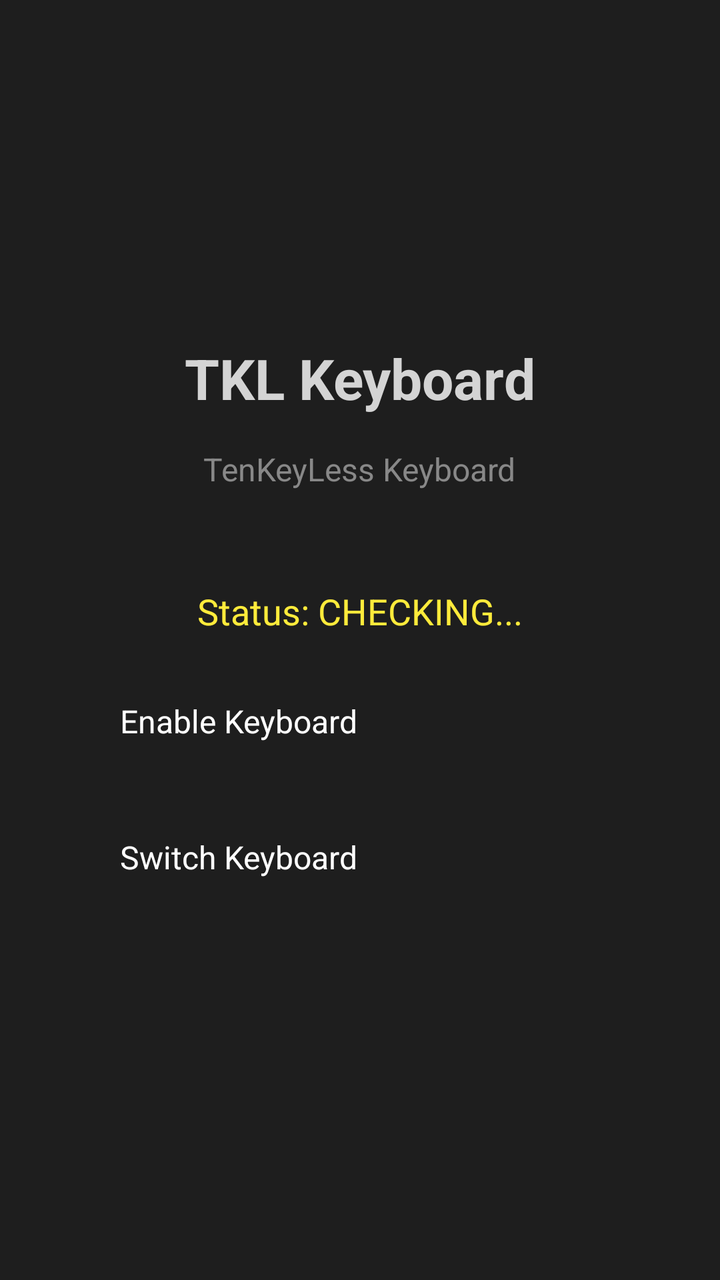
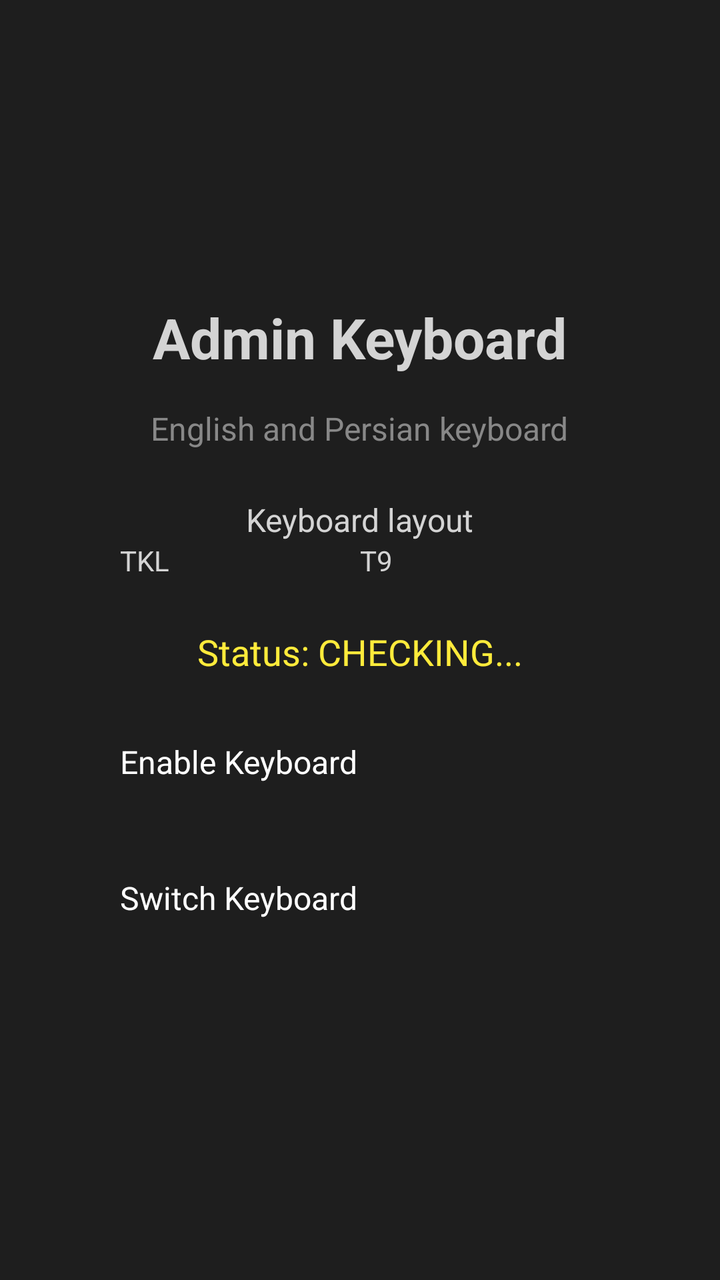

Before-and-after screenshots of an Android layout around one commit, followed by the original layout XML and the change that was made.
<!-- AndroidManifest.xml: activity theme AppTheme -->
<!-- res/layout/activity_settings.xml -->
<?xml version="1.0" encoding="utf-8"?>
<LinearLayout xmlns:android="http://schemas.android.com/apk/res/android"
    android:layout_width="match_parent"
    android:layout_height="match_parent"
    android:orientation="vertical"
    android:gravity="center"
    android:padding="32dp"
    android:background="#1E1E1E">

    <TextView
        android:layout_width="wrap_content"
        android:layout_height="wrap_content"
        android:text="@string/app_name"
        android:textSize="28sp"
        android:textColor="#D4D4D4"
        android:textStyle="bold"
        android:layout_marginBottom="16dp" />

    <TextView
        android:layout_width="wrap_content"
        android:layout_height="wrap_content"
        android:text="TenKeyLess Keyboard"
        android:textSize="16sp"
        android:textColor="#888888"
        android:layout_marginBottom="48dp" />

    <TextView
        android:id="@+id/tv_status"
        android:layout_width="wrap_content"
        android:layout_height="wrap_content"
        android:text="Status: CHECKING..."
        android:textSize="18sp"
        android:textColor="#FFEB3B"
        android:layout_marginBottom="32dp" />

    <Button
        android:id="@+id/btn_enable"
        android:layout_width="240dp"
        android:layout_height="52dp"
        android:text="Enable Keyboard"
        android:textSize="16sp"
        android:backgroundTint="#2196F3"
        android:textColor="#FFFFFF"
        android:layout_marginBottom="16dp" />

    <Button
        android:id="@+id/btn_switch"
        android:layout_width="240dp"
        android:layout_height="52dp"
        android:text="Switch Keyboard"
        android:textSize="16sp"
        android:backgroundTint="#4CAF50"
        android:textColor="#FFFFFF" />

</LinearLayout>
<!-- resources referenced by this layout -->
<resources>
  <string name="app_name">TKL Keyboard</string>
  <style name="AppTheme" parent="android:Theme.Material.Light.NoActionBar">
          <item name="android:colorPrimary">#1E1E1E</item>
          <item name="android:colorPrimaryDark">#121212</item>
          <item name="android:colorAccent">#2196F3</item>
          <item name="android:windowBackground">#1E1E1E</item>
          <item name="android:statusBarColor">#121212</item>
          <item name="android:navigationBarColor">#121212</item>
      </style>
</resources>

<!-- the commit's change to res/layout/activity_settings.xml (unified diff, before → after) -->
@@ -19,10 +19,43 @@
     <TextView
         android:layout_width="wrap_content"
         android:layout_height="wrap_content"
-        android:text="TenKeyLess Keyboard"
+        android:text="English and Persian keyboard"
         android:textSize="16sp"
         android:textColor="#888888"
-        android:layout_marginBottom="48dp" />
+        android:layout_marginBottom="24dp" />
+
+    <TextView
+        android:layout_width="wrap_content"
+        android:layout_height="wrap_content"
+        android:text="Keyboard layout"
+        android:textColor="#D4D4D4"
+        android:textSize="16sp" />
+
+    <RadioGroup
+        android:id="@+id/layout_group"
+        android:layout_width="240dp"
+        android:layout_height="wrap_content"
+        android:layout_marginBottom="24dp"
+        android:orientation="horizontal">
+
+        <RadioButton
+            android:id="@+id/layout_tkl"
+            android:layout_width="0dp"
+            android:layout_height="wrap_content"
+            android:layout_weight="1"
+            android:buttonTint="#2196F3"
+            android:text="TKL"
+            android:textColor="#D4D4D4" />
+
+        <RadioButton
+            android:id="@+id/layout_t9"
+            android:layout_width="0dp"
+            android:layout_height="wrap_content"
+            android:layout_weight="1"
+            android:buttonTint="#2196F3"
+            android:text="T9"
+            android:textColor="#D4D4D4" />
+    </RadioGroup>
 
     <TextView
         android:id="@+id/tv_status"
<!-- resource entries referenced after the edit -->
@@ -1,6 +1,6 @@
 <!-- resources referenced by this layout -->
 <resources>
-  <string name="app_name">TKL Keyboard</string>
+  <string name="app_name">Admin Keyboard</string>
   <style name="AppTheme" parent="android:Theme.Material.Light.NoActionBar">
           <item name="android:colorPrimary">#1E1E1E</item>
           <item name="android:colorPrimaryDark">#121212</item>
